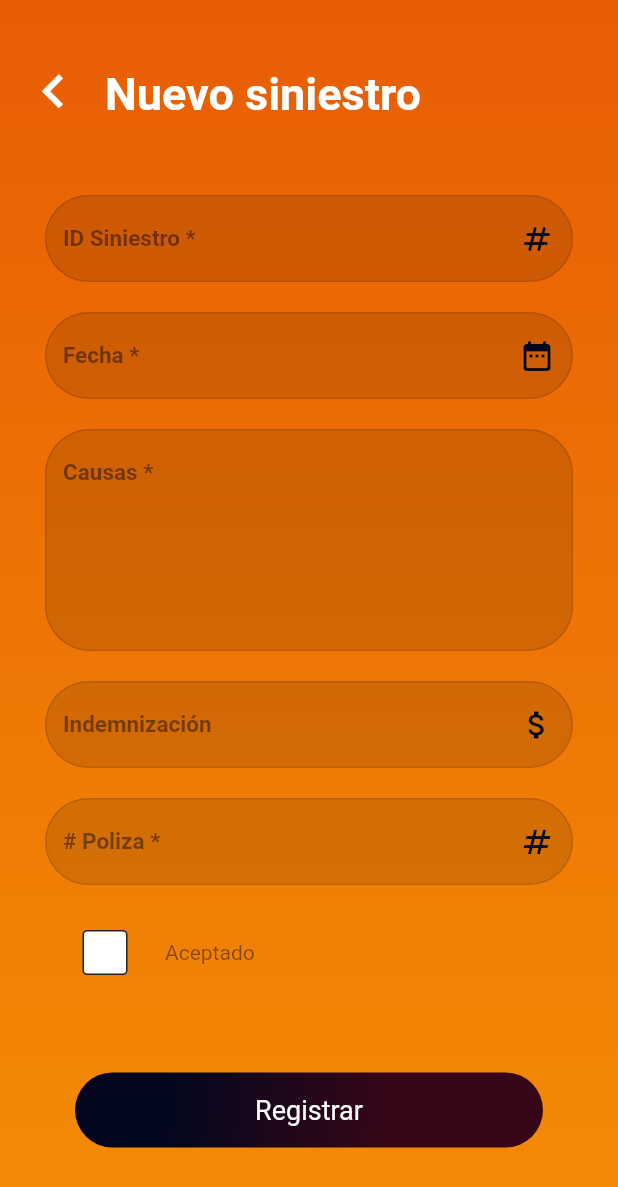
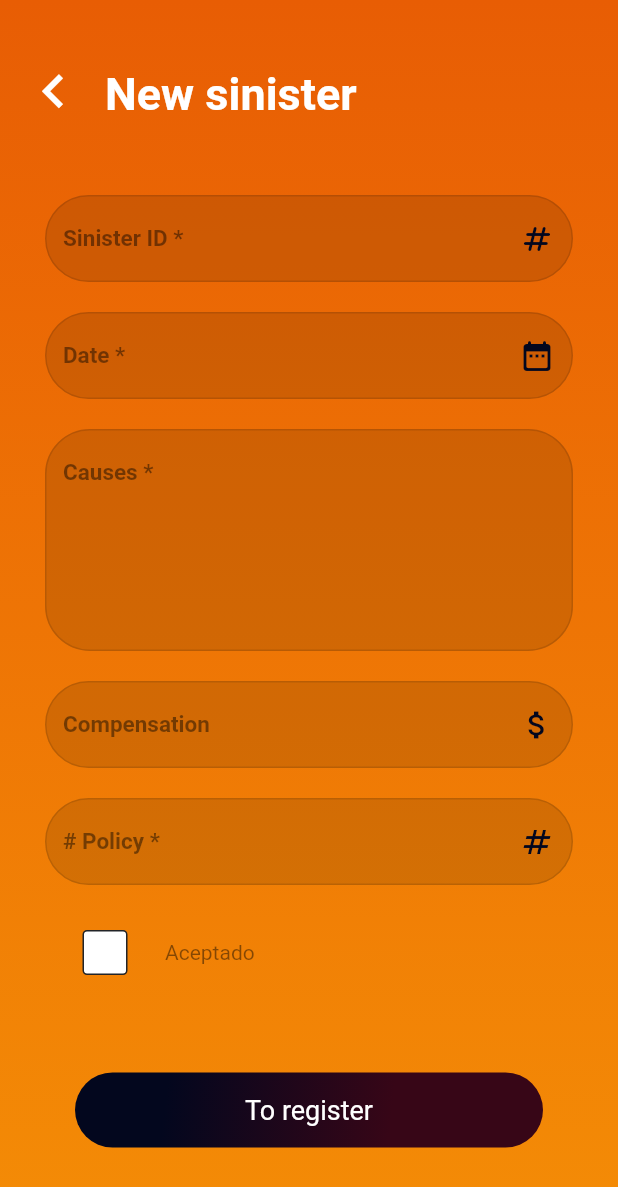
Before and after one commit to joseSincal/SemilleroFlutter, a Flutter app: the FormularioSiniestro screen opened directly, on a phone screen of 412 x 824 dp. Shown: the top 1187 px of the screen. Run offline on Flutter 3.47's test engine with Material 2 defaults, Android fonts, the phone set to English and light mode, and no system bars; drawn by our look-alikes of getwidget; our stand-ins replace bloc, cached_network_image, cloud_firestore, device_info_plus, equatable, firebase_auth and 16 more; missing offline and left inert: encryptor, generic_bloc_provider, material_dialogs; accounts and stored records are empty; network calls fail; statements that could not run were skipped.

Commit message:
localization siniestro

```diff
--- a/login_bloc/lib/Pages/Page_siniestro/formulario_siniestro.dart
+++ b/login_bloc/lib/Pages/Page_siniestro/formulario_siniestro.dart
@@ -1,16 +1,18 @@
 import 'dart:convert';
 
 import 'package:flutter/material.dart';
-import 'package:flutter_bloc/flutter_bloc.dart';
 import 'package:fluttertoast/fluttertoast.dart';
 import 'package:intl/intl.dart';
-import 'package:login_bloc/Bloc/Crud_siniestro_bloc/crud_siniestro_bloc.dart';
 import 'package:login_bloc/Models/siniestro_model.dart';
+import 'package:login_bloc/Providers/languaje_provider.dart';
 import 'package:login_bloc/Repository/seguro_repository.dart';
 import 'package:login_bloc/Widgets/app_bar_title.dart';
 import 'package:login_bloc/Widgets/background.dart';
 import 'package:login_bloc/Widgets/button_large.dart';
 import 'package:login_bloc/Widgets/text_input.dart';
+import 'package:login_bloc/localization/localization.dart';
+import 'package:login_bloc/utils/app_string.dart';
+import 'package:provider/provider.dart';
 
 class FormularioSiniestro extends StatelessWidget {
   Siniestro? siniestro;
@@ -36,13 +38,20 @@ class FormularioSiniestro extends StatelessWidget {
       _polizaController.text = "${siniestro?.seguro.numeroPoliza}";
     }
 
-    final check = ChechBoxInput(title: "Aceptado", status: _aceptadoController);
+    final lang = Provider.of<LanguajeProvider>(context);
+    AppLocalizations localization = AppLocalizations(lang.getLang);
+
+    final check = ChechBoxInput(
+        title: localization.dictionary(Strings.textAceptado),
+        status: _aceptadoController);
 
     return Scaffold(
       body: Stack(children: [
         Background(height: null),
         AppBarTitle(
-            title: siniestro != null ? "Editar siniestro" : "Nuevo siniestro"),
+            title: siniestro != null
+                ? localization.dictionary(Strings.titlePageClaimFormEdit)
+                : localization.dictionary(Strings.titlePageClaimFormAdd)),
         Container(
           margin: const EdgeInsets.only(top: 105),
           child: ListView(
@@ -50,7 +59,8 @@ class FormularioSiniestro extends StatelessWidget {
                 top: 25, bottom: 25, right: 30.0, left: 30.0),
             children: [
               TextInput(
-                  hintText: "ID Siniestro *",
+                  hintText:
+                      "${localization.dictionary(Strings.textIdSiniestro)} *",
                   inputType: TextInputType.number,
                   controller: _idSiniestroController,
                   icon: Icons.numbers_rounded,
@@ -58,12 +68,14 @@ class FormularioSiniestro extends StatelessWidget {
               SizedBox(
                 height: height,
               ),
-              TextDateInput(hintText: "Fecha *", controller: _fechaController),
+              TextDateInput(
+                  hintText: "${localization.dictionary(Strings.textFecha)} *",
+                  controller: _fechaController),
               SizedBox(
                 height: height,
               ),
               TextInput(
-                hintText: "Causas *",
+                hintText: "${localization.dictionary(Strings.textCausas)} *",
                 inputType: TextInputType.text,
                 controller: _causaController,
                 maxLines: 6,
@@ -72,7 +84,7 @@ class FormularioSiniestro extends StatelessWidget {
                 height: height,
               ),
               TextInput(
-                  hintText: "Indemnización",
+                  hintText: localization.dictionary(Strings.textIndemnizacion),
                   inputType: TextInputType.number,
                   controller: _indemnizacionController,
                   icon: Icons.attach_money),
@@ -80,7 +92,8 @@ class FormularioSiniestro extends StatelessWidget {
                 height: height,
               ),
               TextInput(
-                  hintText: "# Poliza *",
+                  hintText:
+                      "# ${localization.dictionary(Strings.textPoliza)} *",
                   inputType: TextInputType.number,
                   controller: _polizaController,
                   icon: Icons.numbers),
@@ -93,13 +106,16 @@ class FormularioSiniestro extends StatelessWidget {
                 height: height + 5,
               ),
               ButtonLarge(
-                  buttonText: siniestro != null ? "Actualizar" : "Registrar",
+                  buttonText: siniestro != null
+                      ? localization.dictionary(Strings.buttonUpdate)
+                      : localization.dictionary(Strings.buttonRegister),
                   onPressed: () async {
                     if (_idSiniestroController.text.isEmpty ||
                         _fechaController.text.isEmpty ||
                         _causaController.text.isEmpty ||
                         _polizaController.text.isEmpty) {
-                      showToast("Error, debe llenar los campos obligatorios");
+                      showToast(localization
+                          .dictionary(Strings.msgErrorFormValidation));
                     } else {
                       List<dynamic> seguro = await SeguroRepository.shared
                           .selectWhere(
@@ -118,20 +134,9 @@ class FormularioSiniestro extends StatelessWidget {
 
                       if (siniestro != null) {
                         datos['seguro'] = jsonEncode(seguro.first);
-                        /*SiniestroRepository.shared.update(
-                            tablaName: 'siniestro',
-                            data: datos,
-                            whereClause: "id = ?",
-                            whereArgs: ["${siniestro?.id}"]);*/
-                        /*BlocProvider.of<CrudSiniestroBloc>(context).add(
-                            ButtonUpdate(siniestro: datos, id: siniestro!.id));*/
                         Navigator.pop(context, [datos, siniestro!.id]);
                       } else {
                         var nuevosDatos = Siniestro.fromService(datos);
-                        /*SiniestroRepository.shared
-                            .save(data: [nuevosDatos], tableName: 'siniestro');*/
-                        /*BlocProvider.of<CrudSiniestroBloc>(context)
-                            .add(ButtonAdd(siniestro: nuevosDatos));*/
                         Navigator.pop(context, [nuevosDatos]);
                       }
                     }
--- a/login_bloc/lib/Pages/Page_siniestro/widgets/siniestro_card.dart
+++ b/login_bloc/lib/Pages/Page_siniestro/widgets/siniestro_card.dart
@@ -2,18 +2,25 @@ import 'package:flutter/material.dart';
 import 'package:intl/intl.dart';
 import 'package:login_bloc/Models/siniestro_model.dart';
 import 'package:login_bloc/Pages/Page_siniestro/widgets/detalle_siniestro.dart';
+import 'package:login_bloc/Providers/languaje_provider.dart';
 import 'package:login_bloc/Providers/theme_provider.dart';
+import 'package:login_bloc/localization/localization.dart';
+import 'package:login_bloc/utils/app_string.dart';
 import 'package:login_bloc/utils/color.dart';
 import 'package:provider/provider.dart';
 
 class SiniestroCard extends StatelessWidget {
   final Siniestro siniestro;
   final BuildContext contextList;
-  const SiniestroCard({Key? key, required this.siniestro, required this.contextList}) : super(key: key);
+  const SiniestroCard(
+      {Key? key, required this.siniestro, required this.contextList})
+      : super(key: key);
 
   @override
   Widget build(BuildContext context) {
     final currentTheme = Provider.of<ThemeProvider>(context);
+    final lang = Provider.of<LanguajeProvider>(context);
+    AppLocalizations localization = AppLocalizations(lang.getLang);
 
     final infoCard = Container(
       height: 120.0,
@@ -35,7 +42,7 @@ class SiniestroCard extends StatelessWidget {
         child: Column(crossAxisAlignment: CrossAxisAlignment.start, children: [
           Container(height: 4.0),
           Text(
-            "ID: ${siniestro.idSiniestro} - Ramo: ${siniestro.seguro.ramo}",
+            "ID: ${siniestro.idSiniestro} - ${localization.dictionary(Strings.textRamo)}: ${siniestro.seguro.ramo}",
             style: const TextStyle(
                 color: Colors.white,
                 fontSize: 18.0,
@@ -43,7 +50,9 @@ class SiniestroCard extends StatelessWidget {
           ),
           Container(height: 10.0),
           Text(
-            siniestro.aceptado ? "Aceptado" : "Rechazado",
+            siniestro.aceptado
+                ? localization.dictionary(Strings.textAceptado)
+                : localization.dictionary(Strings.textRechazado),
             style: TextStyle(
                 color: currentTheme.isDarkTheme()
                     ? const Color(0xffb6b2df)
@@ -67,7 +76,7 @@ class SiniestroCard extends StatelessWidget {
                       : Colors.white60),
               Container(width: 8.0),
               Text(
-                "Fecha: ${DateFormat("dd-MM-yyyy").format(siniestro.fechaSiniestro)}",
+                "${localization.dictionary(Strings.textFecha)} ${DateFormat("dd-MM-yyyy").format(siniestro.fechaSiniestro)}",
                 style: TextStyle(
                     color: currentTheme.isDarkTheme()
                         ? const Color(0xffb6b2df)
@@ -83,7 +92,7 @@ class SiniestroCard extends StatelessWidget {
                       : Colors.white60),
               Container(width: 8.0),
               Text(
-                "Indemnización: ${siniestro.indenmizacion}",
+                "${localization.dictionary(Strings.textIndemnizacion)}: ${siniestro.indenmizacion}",
                 style: TextStyle(
                     color: currentTheme.isDarkTheme()
                         ? const Color(0xffb6b2df)
@@ -101,8 +110,10 @@ class SiniestroCard extends StatelessWidget {
       onTap: () {
         showDialog(
             context: context,
-            builder: (context) => DetalleSiniestro(siniestro: siniestro,
-                  contextList: contextList,));
+            builder: (context) => DetalleSiniestro(
+                  siniestro: siniestro,
+                  contextList: contextList,
+                ));
       },
       child: infoCard,
     );
--- a/login_bloc/lib/Providers/user_provider.dart
+++ b/login_bloc/lib/Providers/user_provider.dart
@@ -70,12 +70,12 @@ class UserProvider {
     return usuarios;
   }
 
-  Future<bool> autorizar() async {
+  Future<bool> autorizar(String msg) async {
     final LocalAuthentication _autenticacion = LocalAuthentication();
     bool isAuthorized = false;
     try {
       isAuthorized = await _autenticacion.authenticate(
-          localizedReason: 'Autentifíquese para autocompletar la contraseña',
+          localizedReason: msg,
           options: const AuthenticationOptions(
               useErrorDialogs: false, biometricOnly: true));
     } on PlatformException catch (e) {
--- a/login_bloc/lib/utils/app_string.dart
+++ b/login_bloc/lib/utils/app_string.dart
@@ -72,4 +72,18 @@ enum Strings {
   textFechaFin,
   polizaHintText,
   condiconesHintText,
+  //Page Siniestro
+  titlePageClaim,
+  textAddClaim,
+  titlePageClaimFormAdd,
+  titlePageClaimFormEdit,
+  textRechazado,
+  textAceptado,
+  textFecha,
+  textIndemnizacion,
+  textEstado,
+  textCausas,
+  textIdSiniestro,
+  //Biometric
+  msgBiometric
 }
--- a/login_bloc/lib/utils/app_string_en.dart
+++ b/login_bloc/lib/utils/app_string_en.dart
@@ -30,7 +30,7 @@ const Map<Strings, String> dictionary_en = {
   Strings.languajeOptionEnglish: "English",
   //General
   Strings.textPhone: "Phone",
-  Strings.textPhoneComplete : "Phone",
+  Strings.textPhoneComplete: "Phone",
   Strings.textCity: "City",
   Strings.textPostalCard: "Postal C.",
   Strings.textPostalDetail: "P.C",
@@ -54,7 +54,8 @@ const Map<Strings, String> dictionary_en = {
   Strings.titlePageAddField: "Add field",
   Strings.buttonAddField: "Add",
   //Delete Dialog
-  Strings.deleteDialogMsg: "Are you sure? you will not be able to undo this action",
+  Strings.deleteDialogMsg:
+      "Are you sure? you will not be able to undo this action",
   Strings.deleteDialogTitle: "Delete",
   Strings.deleteDialogCancel: "Cancel",
   Strings.deleteDialogDelete: "Remove",
@@ -67,11 +68,25 @@ const Map<Strings, String> dictionary_en = {
   Strings.textDniClient: "Client DNI",
   Strings.textPoliza: "Policy",
   Strings.textRamo: "Branch",
-  Strings.textVigencia: "life",
+  Strings.textVigencia: "Life",
   Strings.textInicio: "Start",
   Strings.textFin: "End",
   Strings.textFechaInicio: "Start Date",
   Strings.textFechaFin: "End Date",
   Strings.polizaHintText: "Policy Num.",
   Strings.condiconesHintText: "Particular condition",
+  //Page Siniestro
+  Strings.titlePageClaim: "Claims",
+  Strings.textAddClaim: "Add sinister",
+  Strings.titlePageClaimFormAdd: "New sinister",
+  Strings.titlePageClaimFormEdit: "Edit sinister",
+  Strings.textRechazado: "Refused",
+  Strings.textAceptado: "Accepted",
+  Strings.textFecha: "Date",
+  Strings.textIndemnizacion: "Compensation",
+  Strings.textEstado: "Status",
+  Strings.textCausas: "Causes",
+  Strings.textIdSiniestro: "Sinister ID",
+  //Biometric
+  Strings.msgBiometric: "Authenticate to autofill password"
 };
--- a/login_bloc/lib/utils/app_string_es.dart
+++ b/login_bloc/lib/utils/app_string_es.dart
@@ -74,4 +74,18 @@ const Map<Strings, String> dictionary_es = {
   Strings.textFechaFin: "Fecha Fin",
   Strings.polizaHintText: "Num. Poliza",
   Strings.condiconesHintText: "Condición particular",
+  //Page Siniestro
+  Strings.titlePageClaim: "Siniestros",
+  Strings.textAddClaim: "Agregar siniestro",
+  Strings.titlePageClaimFormAdd: "Nuevo siniestro",
+  Strings.titlePageClaimFormEdit: "Editar siniestro",
+  Strings.textRechazado: "Rechazado",
+  Strings.textAceptado: "Aceptado",
+  Strings.textFecha: "Fecha",
+  Strings.textIndemnizacion: "Indemnización",
+  Strings.textEstado: "Estado",
+  Strings.textCausas: "Causas",
+  Strings.textIdSiniestro: "ID Siniestro",
+  //Biometric
+  Strings.msgBiometric: "Autentifíquese para autocompletar la contraseña"
 };
```
Also changed, not shown: login_bloc/lib/Pages/Page_clientes/widgets/detalle_cliente.dart (+7 -4 lines), login_bloc/lib/Pages/Page_login/page_login.dart (+18 -10 lines), login_bloc/lib/Pages/Page_seguros/widgets/detalle_seguro.dart (+20 -10 lines), login_bloc/lib/Pages/Page_siniestro/new_column_siniestro.dart (+14 -5 lines), login_bloc/lib/Pages/Page_siniestro/siniestros_list.dart (+25 -82 lines), login_bloc/lib/Pages/Page_siniestro/widgets/detalle_siniestro.dart (+43 -31 lines).
